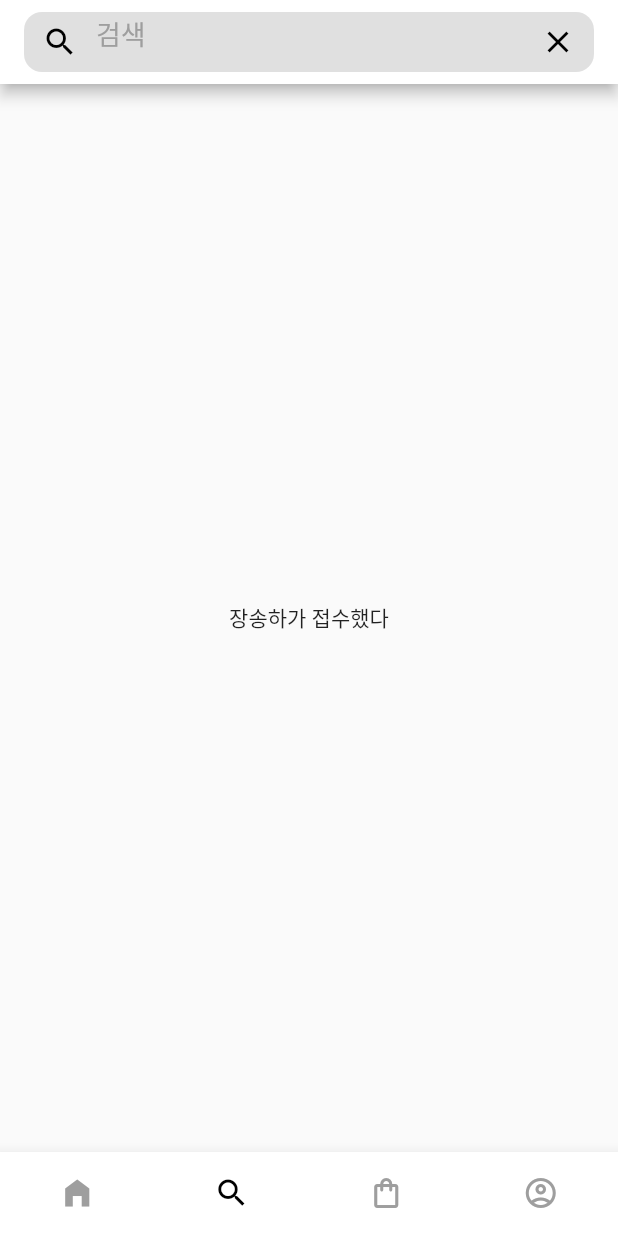
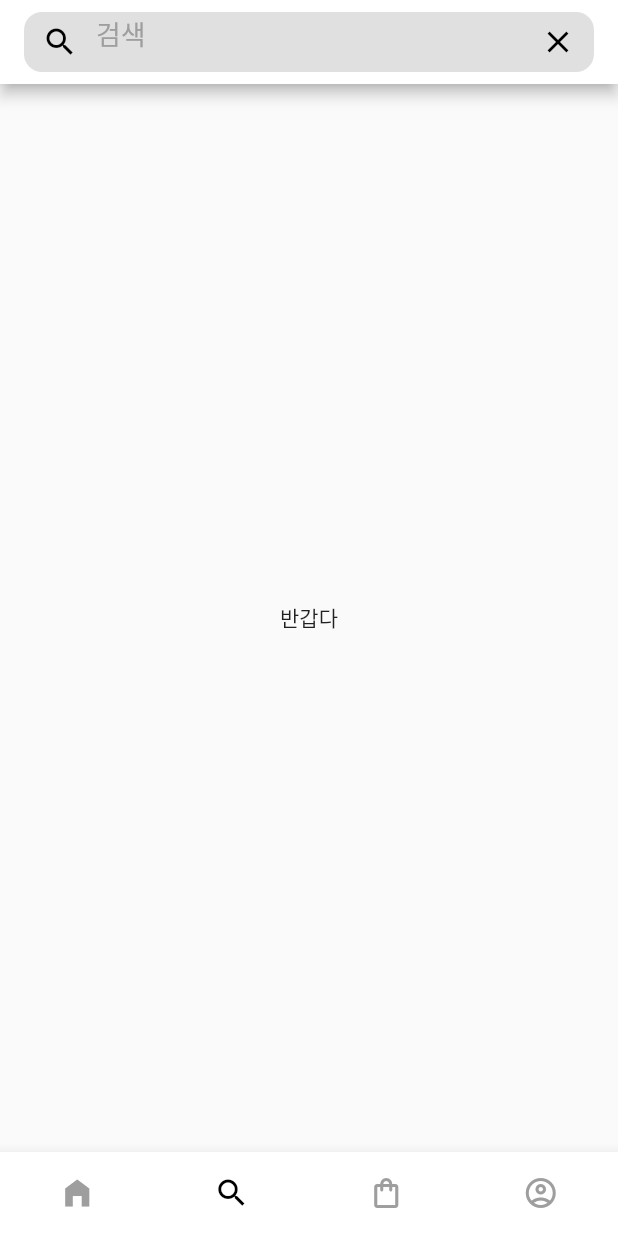
Before and after one commit to sumin04/flutter_MakeInstargramApp, a Flutter app: the screen it shows after launch, on a phone screen of 412 x 824 dp. Run offline on Flutter 3.47's test engine with Material 2 defaults, Android fonts, the phone set to English and light mode, and no system bars; our stand-ins replace get, url_strategy; Roboto replaces fonts that are missing (NanumGothic).

Commit message:
마지막 테스트

```diff
--- a/lib/mainpages/searchScreen.dart
+++ b/lib/mainpages/searchScreen.dart
@@ -56,7 +56,7 @@ class _SearchGridScreen extends State<SearchGridScreen> {
         backgroundColor: Colors.white,
         ),
       body: Center(
-        child: Text('장송하가 접수했다'),
+        child: Text('반갑다'),
       ),
     );
   }
```
